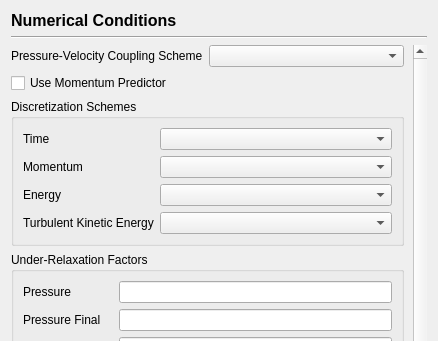
First picture: the form in view/solution/numerical_conditions/numerical_conditions_page.ui, repository nextfoam/baram, before the edit; both pictures show x 0 to 438 and y 0 to 341 of the 438 by 868 pixel window.
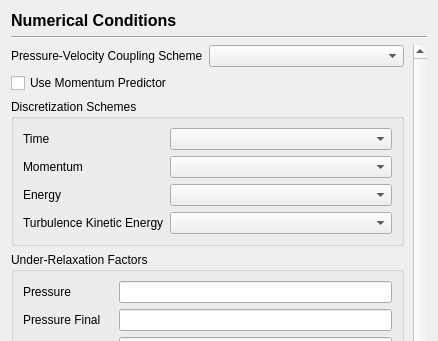
Second picture: the form after the edit.

```diff
--- a/view/solution/numerical_conditions/numerical_conditions_page.ui
+++ b/view/solution/numerical_conditions/numerical_conditions_page.ui
@@ -144,7 +144,7 @@
           <item row="3" column="0">
            <widget class="QLabel" name="label_22">
             <property name="text">
-             <string>Turbulent Kinetic Energy</string>
+             <string>Turbulence Kinetic Energy</string>
             </property>
            </widget>
           </item>
```
